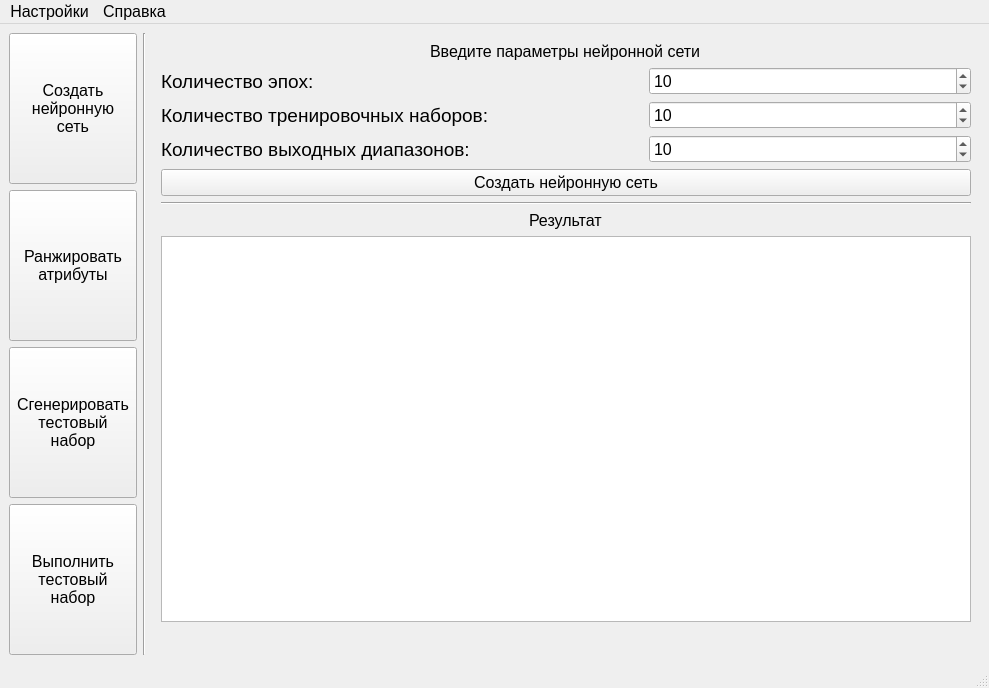
Qt form NN.ui (IndyukovElisey/Test-case-selection-with-NN) before a commit.
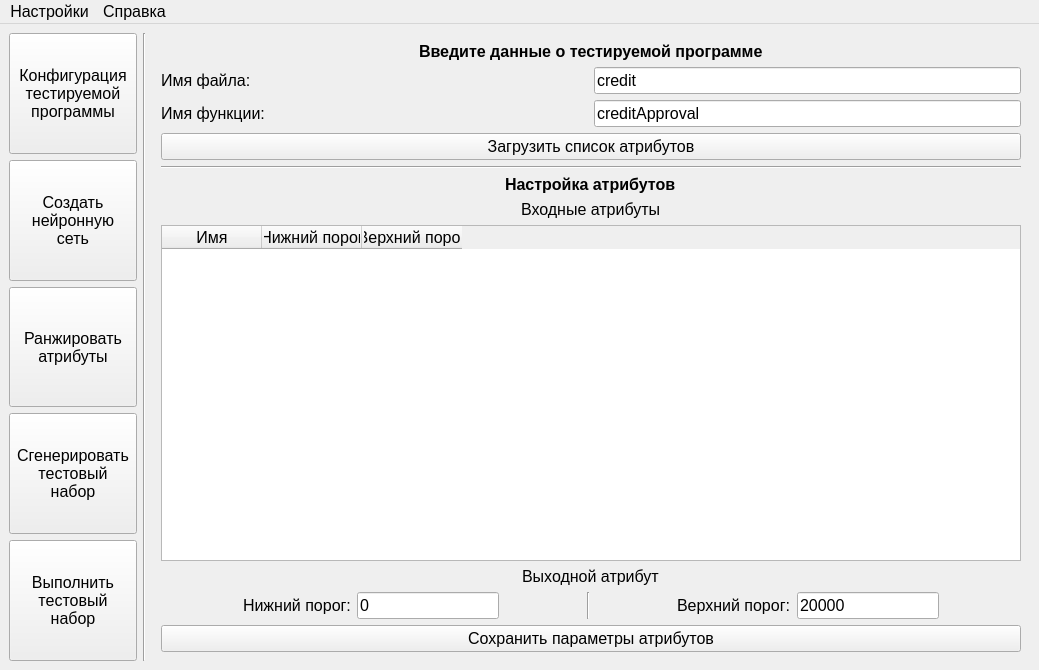
The same form after that commit. The open tabs and pages were chosen to show the change.

Commit message: program import

```diff
--- a/NN.ui
+++ b/NN.ui
@@ -6,12 +6,12 @@
    <rect>
     <x>0</x>
     <y>0</y>
-    <width>989</width>
-    <height>688</height>
+    <width>1039</width>
+    <height>670</height>
    </rect>
   </property>
   <property name="sizePolicy">
-   <sizepolicy hsizetype="Fixed" vsizetype="Preferred">
+   <sizepolicy hsizetype="Fixed" vsizetype="Fixed">
     <horstretch>0</horstretch>
     <verstretch>0</verstretch>
    </sizepolicy>
@@ -36,6 +36,27 @@
      <layout class="QHBoxLayout" name="horizontalLayout_2" stretch="0,0,0">
       <item>
        <layout class="QVBoxLayout" name="verticalLayout_9">
+        <item>
+         <widget class="QToolButton" name="btn_page_setup">
+          <property name="sizePolicy">
+           <sizepolicy hsizetype="Minimum" vsizetype="Minimum">
+            <horstretch>0</horstretch>
+            <verstretch>0</verstretch>
+           </sizepolicy>
+          </property>
+          <property name="autoFillBackground">
+           <bool>false</bool>
+          </property>
+          <property name="text">
+           <string>Конфигурация 
+тестируемой 
+программы</string>
+          </property>
+          <property name="autoRaise">
+           <bool>false</bool>
+          </property>
+         </widget>
+        </item>
         <item>
          <widget class="QToolButton" name="btn_page1">
           <property name="sizePolicy">
@@ -113,12 +134,252 @@
       <item>
        <widget class="QStackedWidget" name="verticalStackedWidget">
         <property name="currentIndex">
-         <number>0</number>
+         <number>1</number>
         </property>
-        <widget class="QWidget" name="page_1" native="true">
+        <widget class="QWidget" name="page_setup">
+         <layout class="QVBoxLayout" name="verticalLayout_4">
+          <item alignment="Qt::AlignHCenter">
+           <widget class="QLabel" name="label_11">
+            <property name="font">
+             <font>
+              <weight>75</weight>
+              <bold>true</bold>
+             </font>
+            </property>
+            <property name="text">
+             <string>Введите данные о тестируемой программе</string>
+            </property>
+           </widget>
+          </item>
+          <item>
+           <layout class="QHBoxLayout" name="horizontalLayout_4" stretch="1,1">
+            <item>
+             <layout class="QVBoxLayout" name="verticalLayout_7">
+              <item>
+               <widget class="QLabel" name="label_7">
+                <property name="font">
+                 <font>
+                  <pointsize>12</pointsize>
+                 </font>
+                </property>
+                <property name="text">
+                 <string>Имя файла:</string>
+                </property>
+               </widget>
+              </item>
+              <item>
+               <widget class="QLabel" name="label_4">
+                <property name="font">
+                 <font>
+                  <pointsize>12</pointsize>
+                 </font>
+                </property>
+                <property name="text">
+                 <string>Имя функции:</string>
+                </property>
+               </widget>
+              </item>
+             </layout>
+            </item>
+            <item>
+             <layout class="QVBoxLayout" name="verticalLayout_8">
+              <item>
+               <widget class="QLineEdit" name="text_filename">
+                <property name="text">
+                 <string>credit</string>
+                </property>
+               </widget>
+              </item>
+              <item>
+               <widget class="QLineEdit" name="text_funcname">
+                <property name="text">
+                 <string>creditApproval</string>
+                </property>
+               </widget>
+              </item>
+             </layout>
+            </item>
+           </layout>
+          </item>
+          <item>
+           <widget class="QPushButton" name="btn_save_program">
+            <property name="text">
+             <string>Загрузить список атрибутов</string>
+            </property>
+           </widget>
+          </item>
+          <item>
+           <widget class="Line" name="line_5">
+            <property name="orientation">
+             <enum>Qt::Horizontal</enum>
+            </property>
+           </widget>
+          </item>
+          <item alignment="Qt::AlignHCenter">
+           <widget class="QLabel" name="label_34">
+            <property name="font">
+             <font>
+              <weight>75</weight>
+              <bold>true</bold>
+             </font>
+            </property>
+            <property name="text">
+             <string>Настройка атрибутов</string>
+            </property>
+           </widget>
+          </item>
+          <item alignment="Qt::AlignHCenter">
+           <widget class="QLabel" name="label_18">
+            <property name="text">
+             <string>Входные атрибуты</string>
+            </property>
+           </widget>
+          </item>
+          <item>
+           <layout class="QVBoxLayout" name="verticalLayout_14">
+            <item>
+             <widget class="QTableWidget" name="attribute_table">
+              <property name="font">
+               <font>
+                <pointsize>12</pointsize>
+               </font>
+              </property>
+              <column>
+               <property name="text">
+                <string>Имя</string>
+               </property>
+              </column>
+              <column>
+               <property name="text">
+                <string>Нижний порог</string>
+               </property>
+              </column>
+              <column>
+               <property name="text">
+                <string>Верхний порог</string>
+               </property>
+              </column>
+             </widget>
+            </item>
+            <item alignment="Qt::AlignHCenter">
+             <widget class="QLabel" name="label_17">
+              <property name="text">
+               <string>Выходной атрибут</string>
+              </property>
+             </widget>
+            </item>
+            <item>
+             <layout class="QHBoxLayout" name="horizontalLayout_5">
+              <item>
+               <spacer name="horizontalSpacer_4">
+                <property name="orientation">
+                 <enum>Qt::Horizontal</enum>
+                </property>
+                <property name="sizeHint" stdset="0">
+                 <size>
+                  <width>40</width>
+                  <height>20</height>
+                 </size>
+                </property>
+               </spacer>
+              </item>
+              <item>
+               <widget class="QLabel" name="label_5">
+                <property name="text">
+                 <string>Нижний порог:</string>
+                </property>
+               </widget>
+              </item>
+              <item>
+               <widget class="QLineEdit" name="output_lower_limit">
+                <property name="text">
+                 <string>0</string>
+                </property>
+               </widget>
+              </item>
+              <item>
+               <spacer name="horizontalSpacer_3">
+                <property name="orientation">
+                 <enum>Qt::Horizontal</enum>
+                </property>
+                <property name="sizeHint" stdset="0">
+                 <size>
+                  <width>40</width>
+                  <height>20</height>
+                 </size>
+                </property>
+               </spacer>
+              </item>
+              <item>
+               <widget class="Line" name="line_6">
+                <property name="orientation">
+                 <enum>Qt::Vertical</enum>
+                </property>
+               </widget>
+              </item>
+              <item>
+               <spacer name="horizontalSpacer">
+                <property name="orientation">
+                 <enum>Qt::Horizontal</enum>
+                </property>
+                <property name="sizeHint" stdset="0">
+                 <size>
+                  <width>40</width>
+                  <height>20</height>
+                 </size>
+                </property>
+               </spacer>
+              </item>
+              <item>
+               <widget class="QLabel" name="label_16">
+                <property name="text">
+                 <string>Верхний порог:</string>
+                </property>
+               </widget>
+              </item>
+              <item>
+               <widget class="QLineEdit" name="output_upper_limit">
+                <property name="text">
+                 <string>20000</string>
+                </property>
+               </widget>
+              </item>
+              <item>
+               <spacer name="horizontalSpacer_2">
+                <property name="orientation">
+                 <enum>Qt::Horizontal</enum>
+                </property>
+                <property name="sizeHint" stdset="0">
+                 <size>
+                  <width>40</width>
+                  <height>20</height>
+                 </size>
+                </property>
+               </spacer>
+              </item>
+             </layout>
+            </item>
+           </layout>
+          </item>
+          <item>
+           <widget class="QPushButton" name="btn_save_attributes">
+            <property name="text">
+             <string>Сохранить параметры атрибутов</string>
+            </property>
+           </widget>
+          </item>
+         </layout>
+        </widget>
+        <widget class="QWidget" name="page_1">
          <layout class="QVBoxLayout" name="verticalLayout">
           <item alignment="Qt::AlignHCenter">
            <widget class="QLabel" name="label_9">
+            <property name="font">
+             <font>
+              <weight>75</weight>
+              <bold>true</bold>
+             </font>
+            </property>
             <property name="text">
              <string>Введите параметры нейронной сети</string>
             </property>
@@ -164,6 +425,18 @@
                 </property>
                </widget>
               </item>
+              <item>
+               <widget class="QLabel" name="label_13">
+                <property name="font">
+                 <font>
+                  <pointsize>14</pointsize>
+                 </font>
+                </property>
+                <property name="text">
+                 <string>Имя модели НС:</string>
+                </property>
+               </widget>
+              </item>
              </layout>
             </item>
             <item>
@@ -191,13 +464,20 @@
               <item>
                <widget class="QSpinBox" name="range">
                 <property name="maximum">
-                 <number>100</number>
+                 <number>99999</number>
                 </property>
                 <property name="value">
                  <number>10</number>
                 </property>
                </widget>
               </item>
+              <item>
+               <widget class="QLineEdit" name="NN_name1">
+                <property name="text">
+                 <string>credit_model1</string>
+                </property>
+               </widget>
+              </item>
              </layout>
             </item>
            </layout>
@@ -237,6 +517,24 @@
         </widget>
         <widget class="QWidget" name="page_2">
          <layout class="QVBoxLayout" name="verticalLayout_10">
+          <item>
+           <layout class="QHBoxLayout" name="horizontalLayout_7" stretch="1,1">
+            <item>
+             <widget class="QLabel" name="label_19">
+              <property name="text">
+               <string>Имя модели НС:</string>
+              </property>
+             </widget>
+            </item>
+            <item>
+             <widget class="QLineEdit" name="NN_name2">
+              <property name="text">
+               <string>credit_model1</string>
+              </property>
+             </widget>
+            </item>
+           </layout>
+          </item>
           <item>
            <widget class="QPushButton" name="btn_sort">
             <property name="text">
@@ -259,7 +557,30 @@
            </widget>
           </item>
           <item>
-           <widget class="QTextBrowser" name="result_sort"/>
+           <widget class="QLabel" name="label_12">
+            <property name="font">
+             <font>
+              <italic>false</italic>
+             </font>
+            </property>
+            <property name="text">
+             <string>Список атрибутов, сортированный по порядку убывания важности:</string>
+            </property>
+           </widget>
+          </item>
+          <item>
+           <widget class="QTableWidget" name="ranked_table">
+            <property name="font">
+             <font>
+              <pointsize>12</pointsize>
+             </font>
+            </property>
+            <column>
+             <property name="text">
+              <string>Атрибут</string>
+             </property>
+            </column>
+           </widget>
           </item>
          </layout>
         </widget>
@@ -267,167 +588,53 @@
          <layout class="QVBoxLayout" name="verticalLayout_11">
           <item alignment="Qt::AlignHCenter">
            <widget class="QLabel" name="label_14">
+            <property name="font">
+             <font>
+              <weight>75</weight>
+              <italic>false</italic>
+              <bold>true</bold>
+             </font>
+            </property>
             <property name="text">
              <string>Введите количество диапазонов ранжированных входных атрибутов</string>
             </property>
            </widget>
           </item>
           <item>
-           <layout class="QFormLayout" name="formLayout">
-            <property name="sizeConstraint">
-             <enum>QLayout::SetDefaultConstraint</enum>
+           <widget class="QLabel" name="label_3">
+            <property name="sizePolicy">
+             <sizepolicy hsizetype="Preferred" vsizetype="Preferred">
+              <horstretch>0</horstretch>
+              <verstretch>0</verstretch>
+             </sizepolicy>
             </property>
-            <property name="labelAlignment">
-             <set>Qt::AlignHCenter|Qt::AlignTop</set>
+            <property name="text">
+             <string>Список количества диапазонов соответствует списку ранжированных атрибутов в порядке убывания важности</string>
             </property>
-            <property name="formAlignment">
-             <set>Qt::AlignHCenter|Qt::AlignTop</set>
+            <property name="textFormat">
+             <enum>Qt::AutoText</enum>
             </property>
-            <property name="horizontalSpacing">
-             <number>20</number>
+            <property name="scaledContents">
+             <bool>false</bool>
             </property>
-            <item row="0" column="0">
-             <widget class="QLabel" name="label_16">
-              <property name="text">
-               <string>Ранг атрибута</string>
-              </property>
-             </widget>
-            </item>
-            <item row="0" column="1">
-             <widget class="QLabel" name="label_17">
-              <property name="sizePolicy">
-               <sizepolicy hsizetype="Preferred" vsizetype="Preferred">
-                <horstretch>0</horstretch>
-                <verstretch>0</verstretch>
-               </sizepolicy>
-              </property>
-              <property name="text">
-               <string>Количество диапазонов</string>
-              </property>
-              <property name="alignment">
-               <set>Qt::AlignCenter</set>
-              </property>
-             </widget>
-            </item>
-            <item row="1" column="0">
-             <widget class="QLabel" name="label_18">
-              <property name="sizePolicy">
-               <sizepolicy hsizetype="Preferred" vsizetype="Preferred">
-                <horstretch>0</horstretch>
-                <verstretch>0</verstretch>
-               </sizepolicy>
-              </property>
-              <property name="text">
-               <string>1</string>
-              </property>
-             </widget>
-            </item>
-            <item row="1" column="1">
-             <widget class="QSpinBox" name="range1">
-              <property name="value">
-               <number>4</number>
-              </property>
-             </widget>
-            </item>
-            <item row="2" column="0">
-             <widget class="QLabel" name="label_19">
-              <property name="text">
-               <string>2</string>
-              </property>
-             </widget>
-            </item>
-            <item row="2" column="1">
-             <widget class="QSpinBox" name="range2">
-              <property name="value">
-               <number>3</number>
-              </property>
-             </widget>
-            </item>
-            <item row="3" column="0">
-             <widget class="QLabel" name="label_20">
-              <property name="text">
-               <string>3</string>
-              </property>
-             </widget>
-            </item>
-            <item row="3" column="1">
-             <widget class="QSpinBox" name="range3">
-              <property name="value">
-               <number>3</number>
-              </property>
-             </widget>
-            </item>
-            <item row="4" column="0">
-             <widget class="QLabel" name="label_21">
-              <property name="text">
-               <string>4</string>
-              </property>
-             </widget>
-            </item>
-            <item row="4" column="1">
-             <widget class="QSpinBox" name="range4">
-              <property name="value">
-               <number>2</number>
-              </property>
-             </widget>
-            </item>
-            <item row="5" column="0">
-             <widget class="QLabel" name="label_22">
-              <property name="text">
-               <string>5</string>
-              </property>
-             </widget>
-            </item>
-            <item row="5" column="1">
-             <widget class="QSpinBox" name="range5">
-              <property name="value">
-               <number>2</number>
-              </property>
-             </widget>
-            </item>
-            <item row="6" column="0">
-             <widget class="QLabel" name="label_23">
-              <property name="text">
-               <string>6</string>
-              </property>
-             </widget>
-            </item>
-            <item row="6" column="1">
-             <widget class="QSpinBox" name="range6">
-              <property name="value">
-               <number>1</number>
-              </property>
-             </widget>
-            </item>
-            <item row="7" column="0">
-             <widget class="QLabel" name="label_24">
-              <property name="text">
-               <string>7</string>
-              </property>
-             </widget>
-            </item>
-            <item row="7" column="1">
-             <widget class="QSpinBox" name="range7">
-              <property name="value">
-               <number>1</number>
-              </property>
-             </widget>
-            </item>
-            <item row="8" column="0">
-             <widget class="QLabel" name="label_25">
-              <property name="text">
-               <string>8</string>
-              </property>
-             </widget>
-            </item>
-            <item row="8" column="1">
-             <widget class="QSpinBox" name="range8">
-              <property name="value">
-               <number>1</number>
-              </property>
-             </widget>
-            </item>
-           </layout>
+            <property name="wordWrap">
+             <bool>true</bool>
+            </property>
+           </widget>
+          </item>
+          <item>
+           <widget class="QTableWidget" name="range_table">
+            <property name="font">
+             <font>
+              <pointsize>12</pointsize>
+             </font>
+            </property>
+            <column>
+             <property name="text">
+              <string>Количество диапазонов</string>
+             </property>
+            </column>
+           </widget>
           </item>
           <item>
            <widget class="QPushButton" name="btn_generate">
@@ -451,7 +658,23 @@
            </widget>
           </item>
           <item>
-           <widget class="QTextBrowser" name="result_generate"/>
+           <widget class="QTableWidget" name="cases_table">
+            <property name="font">
+             <font>
+              <pointsize>12</pointsize>
+             </font>
+            </property>
+            <column>
+             <property name="text">
+              <string>Атрибут 1</string>
+             </property>
+            </column>
+            <column>
+             <property name="text">
+              <string>Атрибут 2</string>
+             </property>
+            </column>
+           </widget>
           </item>
          </layout>
         </widget>
@@ -462,7 +685,7 @@
             <item>
              <widget class="QLabel" name="label_15">
               <property name="text">
-               <string>Выберите внедряемую ошибку</string>
+               <string>Внедряемая ошибка:</string>
               </property>
              </widget>
             </item>
@@ -538,7 +761,7 @@
           <item alignment="Qt::AlignHCenter">
            <widget class="QLabel" name="label_33">
             <property name="text">
-             <string>Кейсы, обнаружившие ошибку</string>
+             <string>Кейсы, обнаружившие ошибку:</string>
             </property>
            </widget>
           </item>
@@ -612,8 +835,8 @@
     <rect>
      <x>0</x>
      <y>0</y>
-     <width>989</width>
-     <height>30</height>
+     <width>1039</width>
+     <height>25</height>
     </rect>
    </property>
    <widget class="QMenu" name="settings">
@@ -633,7 +856,6 @@
    <addaction name="settings"/>
    <addaction name="about"/>
   </widget>
-  <widget class="QStatusBar" name="statusbar"/>
   <action name="action1">
    <property name="text">
     <string>О программе</string>
```
The commit also changes 4 other files.
